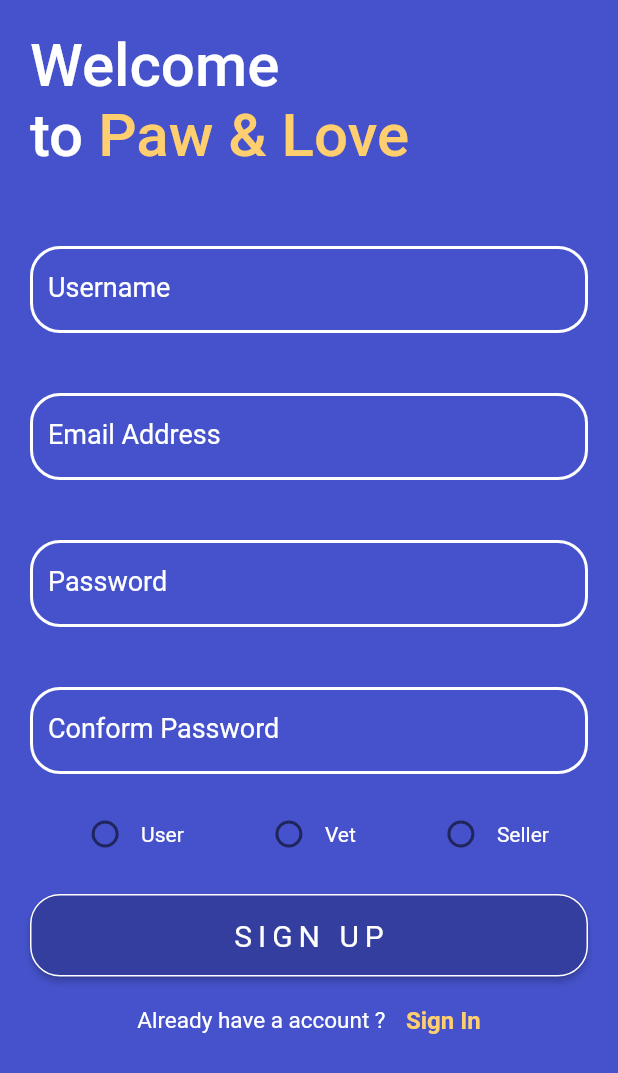
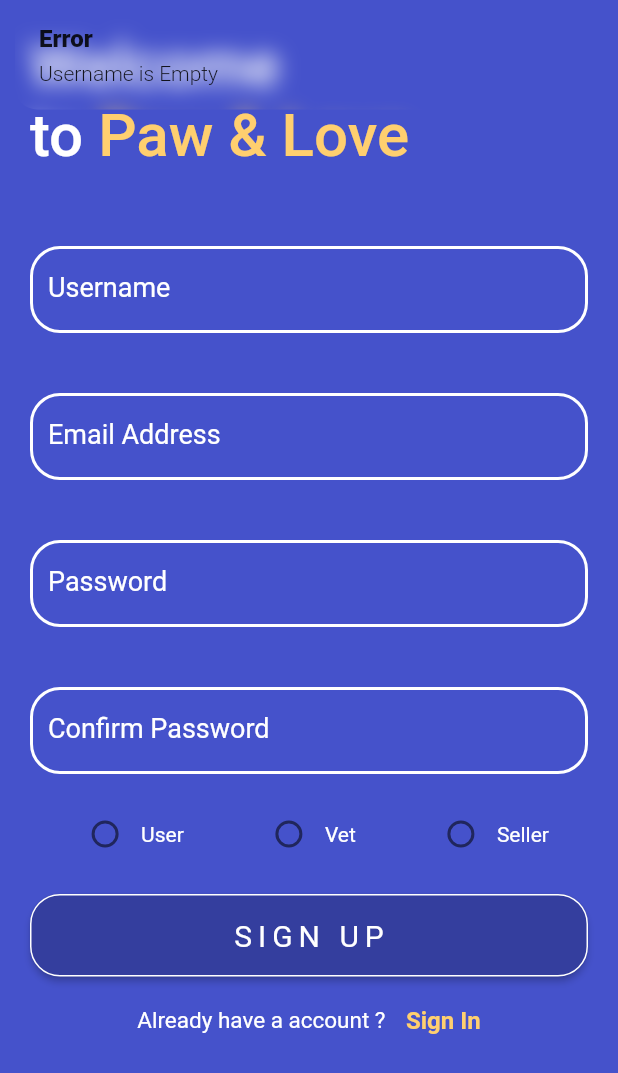
Before and after one commit to madurachandima/paw_and_love, a Flutter app: the screen it shows after launch, after a tap on "SIGN UP", on a phone screen of 412 x 824 dp. Shown: the top 1073 px of the screen. Run offline on Flutter 3.47's test engine with Material 2 defaults, Android fonts, the phone set to English and light mode, and no system bars; drawn by our look-alikes of group_radio_button; our stand-ins replace cloud_firestore, firebase_auth, firebase_core, get; accounts and stored records are empty; Roboto replaces fonts that are missing (Righteous-Regular).

Commit message:
complete registration

```diff
--- /dev/null
+++ b/lib/Auth/Login/controller/login_controller.dart
@@ -0,0 +1,7 @@
+import 'package:flutter/cupertino.dart';
+import 'package:get/get.dart';
+
+class LoginControler extends GetxController {
+  final TextEditingController emailController = TextEditingController();
+  final TextEditingController passwordController = TextEditingController();
+}
--- a/lib/Auth/Login/screens/login.dart
+++ b/lib/Auth/Login/screens/login.dart
@@ -1,5 +1,6 @@
 import 'package:flutter/material.dart';
 import 'package:get/get.dart';
+import 'package:paw_and_love/Auth/Login/controller/login_controller.dart';
 import 'package:paw_and_love/Auth/Register/Screens/register.dart';
 import 'package:paw_and_love/Config/color_config.dart';
 import 'package:paw_and_love/Config/font_config.dart';
@@ -9,12 +10,13 @@ import 'package:paw_and_love/Widgets/text_input_field.dart';
 class Login extends StatelessWidget {
   const Login({Key? key}) : super(key: key);
 
-  void clickRegisterButton() {
-    debugPrint("call function");
-  }
-
   @override
   Widget build(BuildContext context) {
+    LoginControler _loginControler = Get.put(LoginControler());
+    void clickRegisterButton() {
+      debugPrint("call function");
+    }
+
     return Scaffold(
       backgroundColor: ColorConfig.blueViolet,
       body: SafeArea(
@@ -45,17 +47,21 @@ class Login extends StatelessWidget {
               const SizedBox(
                 height: 10,
               ),
-              const Padding(
-                padding: EdgeInsets.symmetric(vertical: 20, horizontal: 20),
+              Padding(
+                padding:
+                    const EdgeInsets.symmetric(vertical: 20, horizontal: 20),
                 child: CustomeTextInputField(
+                    textEditingController: _loginControler.emailController,
                     isPass: false,
                     lableText: "Email Address ",
                     hintText: " Please Input Email Address",
                     textInputType: TextInputType.emailAddress),
               ),
-              const Padding(
-                padding: EdgeInsets.symmetric(vertical: 20, horizontal: 20),
+              Padding(
+                padding:
+                    const EdgeInsets.symmetric(vertical: 20, horizontal: 20),
                 child: CustomeTextInputField(
+                    textEditingController: _loginControler.passwordController,
                     isPass: true,
                     lableText: "Password",
                     hintText: " Please Input Password",
--- a/lib/Auth/Register/Controller/registration_controller.dart
+++ b/lib/Auth/Register/Controller/registration_controller.dart
@@ -1,6 +1,54 @@
+import 'package:cloud_firestore/cloud_firestore.dart';
+import 'package:firebase_auth/firebase_auth.dart';
+import 'package:flutter/cupertino.dart';
 import 'package:get/get.dart';
 
 class RegistrationController extends GetxController {
+  final FirebaseAuth _auth = FirebaseAuth.instance;
+  final FirebaseFirestore _firestore = FirebaseFirestore.instance;
+
+  final TextEditingController usernameController = TextEditingController();
+  final TextEditingController emailController = TextEditingController();
+  final TextEditingController passwordController = TextEditingController();
+  final TextEditingController conPasswordController = TextEditingController();
+
   var roletypes = ["User", "Vet", "Seller"];
   var selectedRole = "".obs;
+
+  Future userRegistration() async {
+    String? _username = usernameController.text;
+    String? _email = emailController.text;
+    String? _password = passwordController.text;
+    String? _conPassword = conPasswordController.text;
+
+    if (!GetUtils.isUsername(_username)) {
+      return "Username is Empty";
+    } else if (!GetUtils.isEmail(_email)) {
+      return "Email address is invalid or Empyt";
+    } else if (_password == "" || _password.length < 6) {
+      return "Empty password or Password length should be more than 6 characters";
+    } else if (_conPassword == "" || _conPassword.length < 6) {
+      return "Empty confirm password or confirm password length should be more than 6 characters";
+    } else if (_password != _conPassword) {
+      return "Password dosn't matching";
+    } else if (selectedRole.value == "") {
+      return "Please select your role";
+    }
+    try {
+      //register user
+      UserCredential _cred = await _auth.createUserWithEmailAndPassword(
+          email: _email, password: _password);
+
+      await _firestore.collection('users').doc(_cred.user!.uid).set({
+        'uid': _cred.user!.uid,
+        'username': _username,
+        'email': _email,
+        'role': selectedRole.value
+      });
+      return "success";
+    } catch (e) {
+      debugPrint(e.toString());
+      return "Somthing went to wrong";
+    }
+  }
 }
--- a/lib/Auth/Register/Screens/register.dart
+++ b/lib/Auth/Register/Screens/register.dart
@@ -5,20 +5,34 @@ import 'package:paw_and_love/Auth/Login/screens/login.dart';
 import 'package:paw_and_love/Auth/Register/Controller/registration_controller.dart';
 import 'package:paw_and_love/Config/color_config.dart';
 import 'package:paw_and_love/Config/font_config.dart';
+import 'package:paw_and_love/Utils/snackbar.dart';
 import 'package:paw_and_love/Widgets/button.dart';
 import 'package:paw_and_love/Widgets/text_input_field.dart';
 
 class Register extends StatelessWidget {
   const Register({Key? key}) : super(key: key);
 
-  void clickRegisterButton() {
-    debugPrint("call function");
-  }
-
   @override
   Widget build(BuildContext context) {
     RegistrationController _registrationController =
         Get.put(RegistrationController());
+    void clickRegisterButton() async {
+      debugPrint("call register function");
+      String response = await _registrationController.userRegistration();
+      if (response != "success") {
+        showSnackbar(
+            title: "Error",
+            message: response,
+            position: SnackPosition.TOP,
+            backgroundColor: Colors.transparent);
+      } else {
+        showSnackbar(
+            title: "Success",
+            message: "User registration success",
+            position: SnackPosition.TOP,
+            backgroundColor: Colors.transparent);
+      }
+    }
 
     return Scaffold(
       backgroundColor: ColorConfig.blueViolet,
@@ -47,36 +61,44 @@ class Register extends StatelessWidget {
             const SizedBox(
               height: 10,
             ),
-            const Padding(
-              padding: EdgeInsets.symmetric(vertical: 20, horizontal: 20),
+            Padding(
+              padding: const EdgeInsets.symmetric(vertical: 20, horizontal: 20),
               child: CustomeTextInputField(
+                  textEditingController:
+                      _registrationController.usernameController,
                   isPass: false,
                   lableText: "Username",
                   hintText: " Please Input Username",
                   textInputType: TextInputType.text),
             ),
-            const Padding(
-              padding: EdgeInsets.symmetric(vertical: 20, horizontal: 20),
+            Padding(
+              padding: const EdgeInsets.symmetric(vertical: 20, horizontal: 20),
               child: CustomeTextInputField(
+                  textEditingController:
+                      _registrationController.emailController,
                   isPass: false,
                   lableText: "Email Address ",
                   hintText: " Please Input Email Address",
                   textInputType: TextInputType.emailAddress),
             ),
-            const Padding(
-              padding: EdgeInsets.symmetric(vertical: 20, horizontal: 20),
+            Padding(
+              padding: const EdgeInsets.symmetric(vertical: 20, horizontal: 20),
               child: CustomeTextInputField(
+                  textEditingController:
+                      _registrationController.passwordController,
                   isPass: true,
                   lableText: "Password",
                   hintText: " Please Input Password",
                   textInputType: TextInputType.visiblePassword),
             ),
-            const Padding(
-              padding: EdgeInsets.symmetric(vertical: 20, horizontal: 20),
+            Padding(
+              padding: const EdgeInsets.symmetric(vertical: 20, horizontal: 20),
               child: CustomeTextInputField(
+                  textEditingController:
+                      _registrationController.conPasswordController,
                   isPass: true,
-                  lableText: "Conform Password",
-                  hintText: " Please Input Conform Password",
+                  lableText: "Confirm Password",
+                  hintText: " Please Input Confirm Password",
                   textInputType: TextInputType.visiblePassword),
             ),
             Obx(() => RadioGroup<String>.builder(
--- /dev/null
+++ b/lib/Utils/snackbar.dart
@@ -0,0 +1,15 @@
+import 'package:flutter/cupertino.dart';
+import 'package:get/get.dart';
+
+showSnackbar(
+    {required String title,
+    required String message,
+    required SnackPosition position,
+    required Color backgroundColor}) {
+  Get.snackbar(
+    title,
+    message,
+    snackPosition: position,
+    backgroundColor: backgroundColor,
+  );
+}
--- a/lib/Widgets/text_input_field.dart
+++ b/lib/Widgets/text_input_field.dart
@@ -2,7 +2,7 @@ import 'package:flutter/material.dart';
 import 'package:paw_and_love/Config/font_config.dart';
 
 class CustomeTextInputField extends StatelessWidget {
-  // final TextEditingController textEditingController;
+  final TextEditingController textEditingController;
   final bool isPass;
   final String hintText;
   final String lableText;
@@ -10,7 +10,7 @@ class CustomeTextInputField extends StatelessWidget {
 
   const CustomeTextInputField({
     Key? key,
-    // required this.textEditingController,
+    required this.textEditingController,
     required this.isPass,
     required this.hintText,
     required this.lableText,
@@ -34,7 +34,7 @@ class CustomeTextInputField extends StatelessWidget {
       ),
     );
     return TextField(
-      // controller: textEditingController,
+      controller: textEditingController,
       style: const TextStyle(
           color: Colors.white, fontSize: 15, fontFamily: REGULAR_FONT),
       decoration: InputDecoration(
--- a/lib/main.dart
+++ b/lib/main.dart
@@ -1,10 +1,24 @@
+import 'package:firebase_core/firebase_core.dart';
+import 'package:flutter/foundation.dart';
 import 'package:flutter/material.dart';
 import 'package:get/get.dart';
-import 'package:group_radio_button/group_radio_button.dart';
-import 'package:paw_and_love/Auth/Login/screens/login.dart';
 import 'package:paw_and_love/Auth/Register/Screens/register.dart';
 
-void main() {
+void main() async {
+  WidgetsFlutterBinding.ensureInitialized();
+  if (kIsWeb) {
+    await Firebase.initializeApp(
+        options: const FirebaseOptions(
+            apiKey: "AIzaSyDQEgqFqaZfq9QNE5-zbv1D-lCaGb2iHkU",
+            authDomain: "paw-and-love.firebaseapp.com",
+            projectId: "paw-and-love",
+            storageBucket: "paw-and-love.appspot.com",
+            messagingSenderId: "502263992957",
+            appId: "1:502263992957:web:318398e19cc30881939714"));
+  } else {
+    await Firebase.initializeApp();
+  }
+
   runApp(const MyApp());
 }
 
```
Also changed, not shown: 3 other files.
